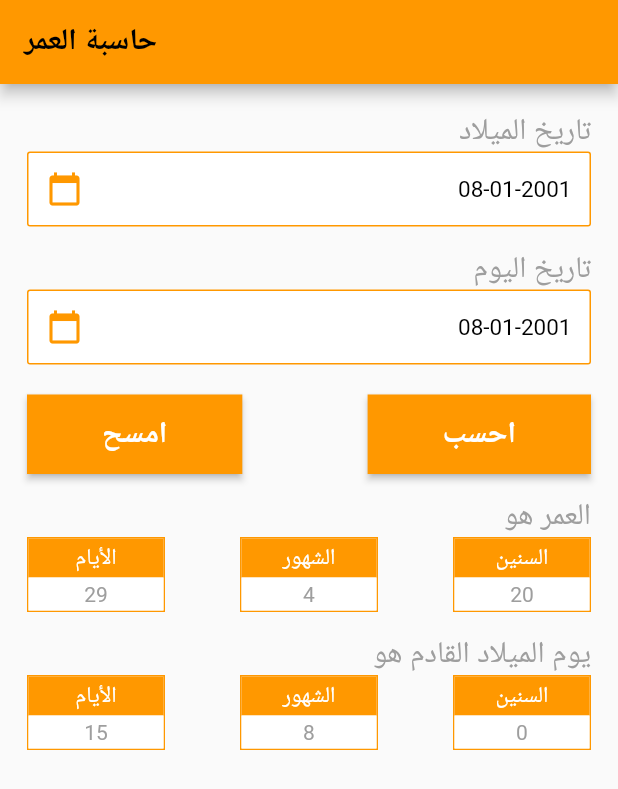
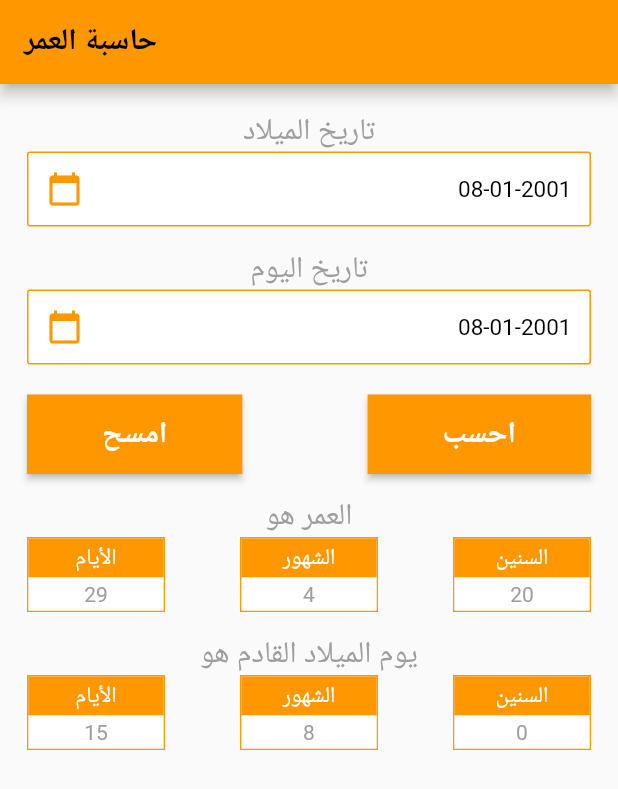
Before and after one commit to Mohamed-G2021/Age-Calculater, a Flutter app: the screen it shows after launch, on a phone screen of 412 x 824 dp. Shown: the top 789 px of the screen. Run offline on Flutter 3.47's test engine with Material 2 defaults, Android fonts, the phone set to English and light mode, and no system bars.

Commit message:
finished UI 91%

```diff
--- a/lib/main.dart
+++ b/lib/main.dart
@@ -22,7 +22,7 @@ class HomeScreen extends StatelessWidget {
     return Padding(
       padding: const EdgeInsets.all(18.0),
       child: Column(
-        crossAxisAlignment: CrossAxisAlignment.end,
+        crossAxisAlignment: CrossAxisAlignment.center,
         children: [
           TextBuilder(
             text: "تاريخ الميلاد",
```
